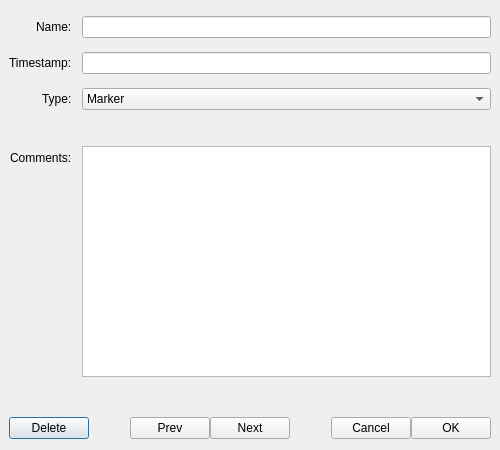
Hale-Software/Vura, file src/forms/MarkerEditDialog.ui: the form before one commit.
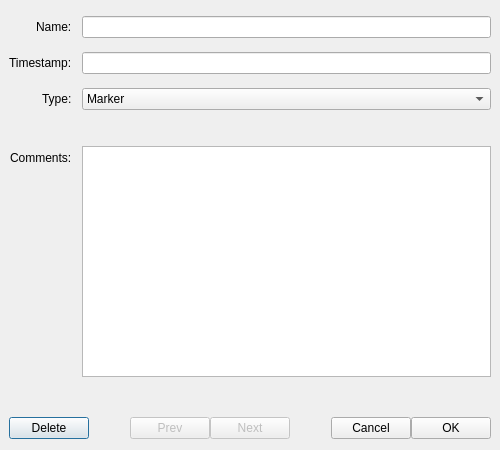
The form after the commit.

Commit message: Added video marker comment functionality

What changed in the file:
```diff
--- a/src/forms/MarkerEditDialog.ui
+++ b/src/forms/MarkerEditDialog.ui
@@ -162,6 +162,9 @@
      </item>
      <item>
       <widget class="QPushButton" name="previousButton">
+       <property name="enabled">
+        <bool>false</bool>
+       </property>
        <property name="text">
         <string>Prev</string>
        </property>
@@ -169,6 +172,9 @@
      </item>
      <item>
       <widget class="QPushButton" name="nextButton">
+       <property name="enabled">
+        <bool>false</bool>
+       </property>
        <property name="text">
         <string>Next</string>
        </property>
```
The commit also changes 5 other files.
